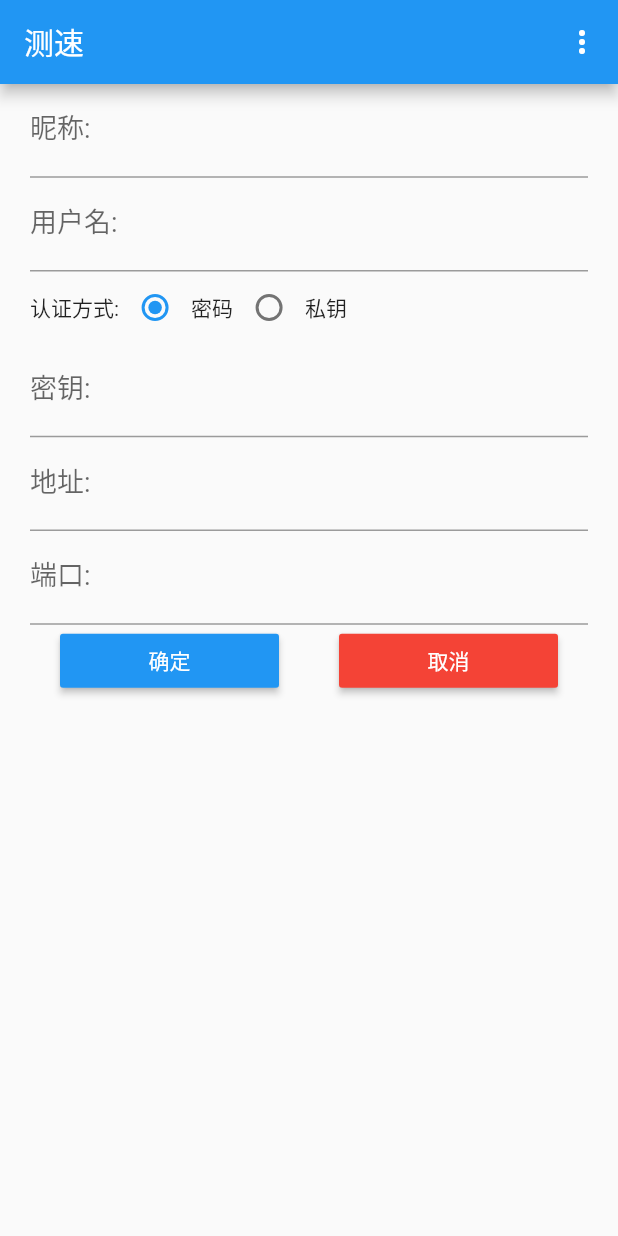
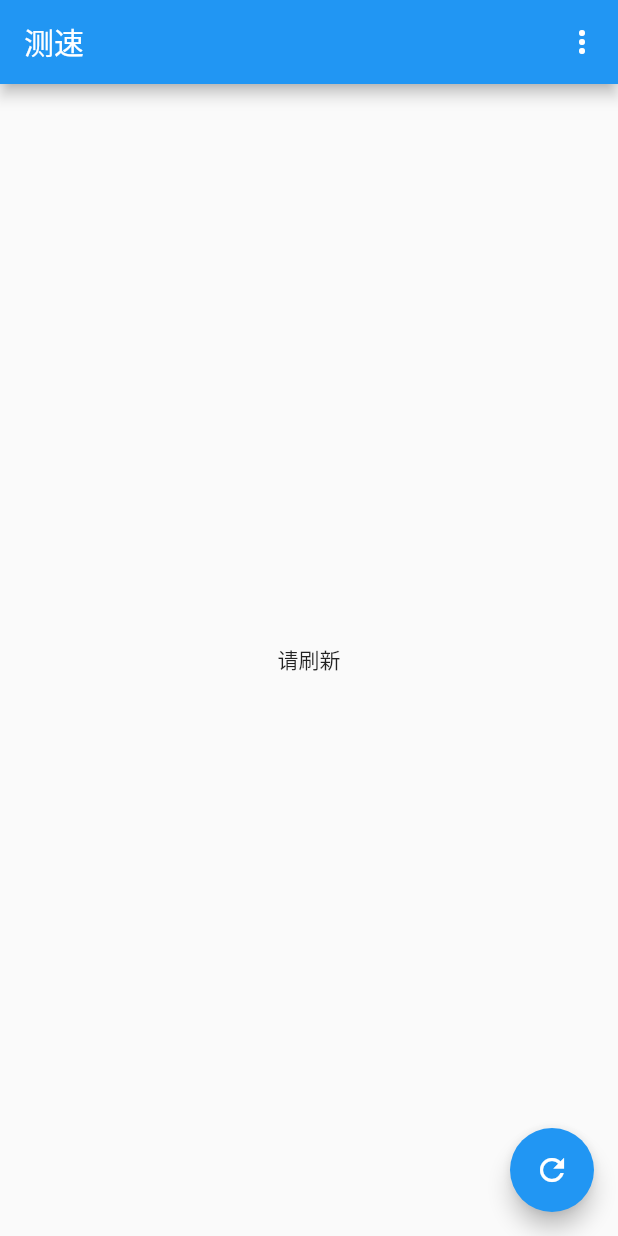
Before and after one commit to ZhipeiYang/ToolsPage4WitiTools, a Flutter app: the screen it shows after launch, on a phone screen of 412 x 824 dp. Run offline on Flutter 3.47's test engine with Material 2 defaults, Android fonts, the phone set to English and light mode, and no system bars; our stand-ins replace sqflite; accounts and stored records are empty.

Commit message:
展示：写了一个简单的展示ui，可以读取数据库内容并展示，下个版本写详细功能

```diff
--- a/tools_page/lib/Class/conn.dart
+++ b/tools_page/lib/Class/conn.dart
@@ -47,6 +47,9 @@ class ConnectInfo {
     }
     return false;
   }
+  void printUtil(){
+    print(uuid+' '+nick+' '+user+' '+auth.toString()+' '+key+' '+host+ ' '+port.toString());
+  }
 }
 
 class ConnectInfoUtil{
--- a/tools_page/lib/Page/toolspage.dart
+++ b/tools_page/lib/Page/toolspage.dart
@@ -1,5 +1,6 @@
 import 'package:flutter/material.dart';
 import 'package:tools_page/Tips/new_connection.dart';
+import 'package:tools_page/Tips/select_connection.dart';
 class ToolsPage extends StatefulWidget {
   final Widget child;
 
@@ -32,7 +33,7 @@ class _ToolsPageState extends State<ToolsPage> {
           )
         ]
       ),
-      body: NewConnection(),
+      body: SelectConn(),
     );
   }
 }
--- a/tools_page/lib/Tips/new_connection.dart
+++ b/tools_page/lib/Tips/new_connection.dart
@@ -84,7 +84,7 @@ class _NewConnectionState extends State<NewConnection> {
                   color: Colors.blue,
                   textColor: Colors.white,
                   onPressed: () async {
-                    if (_InitConnectInfo()) {
+                    if (_initConnectInfo()) {
                       String databasePath = await getDatabasesPath();
                       String path = join(databasePath, 'connInfo.db');
                       ConnectInfoUtil util = ConnectInfoUtil();
@@ -120,7 +120,7 @@ class _NewConnectionState extends State<NewConnection> {
     );
   }
 
-  bool _InitConnectInfo() {
+  bool _initConnectInfo() {
     ConnectInfo connectInfo = ConnectInfo();
     //生成一个uuid填充
     connectInfo.uuid = Uuid().v4().toString();
--- a/tools_page/lib/Tips/select_connection.dart
+++ b/tools_page/lib/Tips/select_connection.dart
@@ -0,0 +1,87 @@
+import 'package:flutter/material.dart';
+import 'package:path/path.dart';
+import 'package:tools_page/Class/conn.dart';
+import 'package:uuid/uuid.dart';
+import 'package:sqflite/sqflite.dart';
+import 'package:flutter/services.dart';
+
+import 'package:flutter/material.dart';
+
+class SelectConn extends StatefulWidget {
+  @override
+  _SelectConnState createState() => _SelectConnState();
+}
+
+class _SelectConnState extends State<SelectConn> {
+  List<Map> _connList;
+  bool _connListFlag = false;
+  List<ConnectInfo> _connInfoList;
+  @override
+  Widget build(BuildContext context) {
+    return Scaffold(
+          body: Container(
+            child: getListView()
+          ),
+          floatingActionButton: FloatingActionButton(
+            child: Icon(Icons.refresh),
+            onPressed: (){
+              initList();
+              //print('初始化完成');
+            },
+          ),
+        );
+  }
+
+  initList() {
+    String dataBasePath;
+    String path;
+    ConnectInfoUtil util = ConnectInfoUtil();
+    getDatabasesPath().then((value) {
+      dataBasePath = value;
+      path = join(dataBasePath, 'connInfo.db');
+      util.open(path).then((value2) {
+        util.getAll().then((onValue) {
+          if (onValue != null) {
+            setState(() {
+              _connList = onValue;
+              _connInfoList = List<ConnectInfo>();
+              for (var item in _connList) {
+                ConnectInfo conn = ConnectInfo.fromMap(item);
+                _connInfoList.add(conn);
+              }
+              _connListFlag = true;
+            });
+          }
+        });
+      });
+    });
+  }
+
+  getListView(){
+    if(_connListFlag){
+      //print('list不为空');
+      return ListView.builder(
+        physics: new ClampingScrollPhysics(),
+        itemCount: _connInfoList.length,
+        itemBuilder: (BuildContext context,int position){
+          return getItem(position);
+        },
+      );
+    }else{
+      //print('列表是空的');
+      //initList();
+      return Center(
+        child: Text('请刷新'),
+      );
+    }
+  }
+  getItem(int position){
+    return ListTile(
+      title: Text(_connInfoList[position].nick),
+      subtitle: Text(_connInfoList[position].host),
+      onTap: (){
+        _connInfoList[position].printUtil();
+      },
+    );
+  }
+}
```
